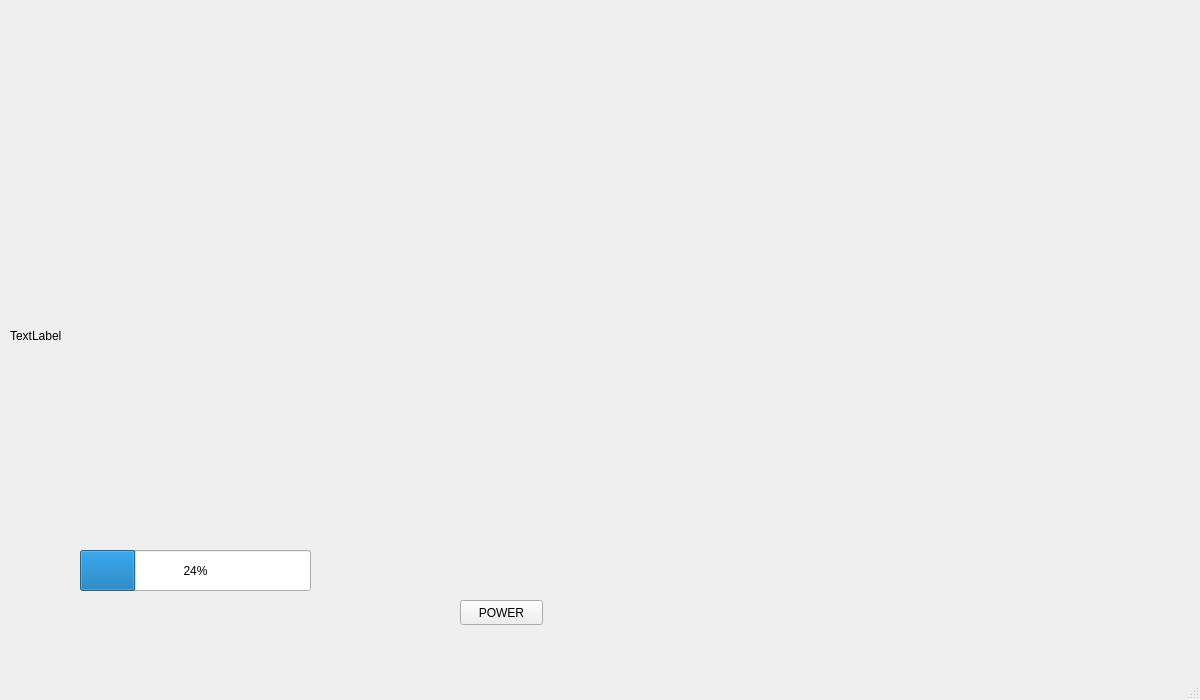
Before: the Qt Designer form aed_display.ui in WaillyMohamed/AED, drawn with Qt 5.
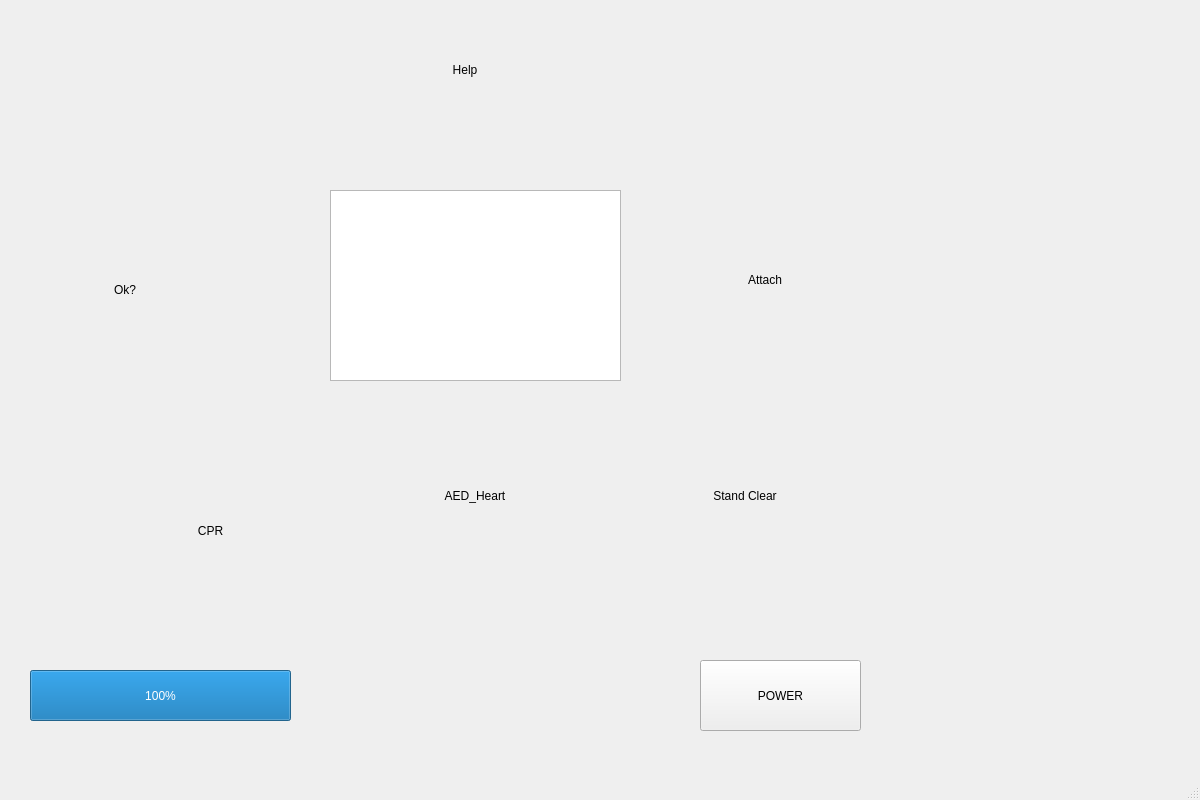
After: the same form once the commit is applied.

Commit message: Split display into smaller components

The edit to the form file:
```diff
--- a/aed_display.ui
+++ b/aed_display.ui
@@ -7,7 +7,7 @@
     <x>0</x>
     <y>0</y>
     <width>1200</width>
-    <height>700</height>
+    <height>800</height>
    </rect>
   </property>
   <property name="windowTitle">
@@ -42,33 +42,199 @@
      </size>
     </property>
     <property name="text">
-     <string>TextLabel</string>
+     <string/>
+    </property>
+   </widget>
+   <widget class="QTextBrowser" name="LCDScreen">
+    <property name="geometry">
+     <rect>
+      <x>330</x>
+      <y>190</y>
+      <width>291</width>
+      <height>191</height>
+     </rect>
+    </property>
+   </widget>
+   <widget class="QLabel" name="a_responsiveness">
+    <property name="geometry">
+     <rect>
+      <x>50</x>
+      <y>230</y>
+      <width>150</width>
+      <height>120</height>
+     </rect>
+    </property>
+    <property name="minimumSize">
+     <size>
+      <width>150</width>
+      <height>120</height>
+     </size>
+    </property>
+    <property name="lineWidth">
+     <number>1</number>
+    </property>
+    <property name="text">
+     <string>Ok?</string>
+    </property>
+    <property name="alignment">
+     <set>Qt::AlignCenter</set>
     </property>
    </widget>
    <widget class="QProgressBar" name="progressBar">
     <property name="geometry">
      <rect>
-      <x>80</x>
-      <y>550</y>
-      <width>231</width>
-      <height>41</height>
+      <x>30</x>
+      <y>670</y>
+      <width>261</width>
+      <height>51</height>
      </rect>
     </property>
     <property name="value">
-     <number>24</number>
+     <number>100</number>
     </property>
    </widget>
    <widget class="QPushButton" name="pushButton">
     <property name="geometry">
      <rect>
-      <x>460</x>
-      <y>600</y>
-      <width>83</width>
-      <height>25</height>
+      <x>700</x>
+      <y>660</y>
+      <width>161</width>
+      <height>71</height>
      </rect>
     </property>
     <property name="text">
      <string>POWER</string>
+    </property>
+    <property name="iconSize">
+     <size>
+      <width>10</width>
+      <height>10</height>
+     </size>
+    </property>
+   </widget>
+   <widget class="QLabel" name="attach_pads">
+    <property name="geometry">
+     <rect>
+      <x>690</x>
+      <y>220</y>
+      <width>150</width>
+      <height>120</height>
+     </rect>
+    </property>
+    <property name="minimumSize">
+     <size>
+      <width>150</width>
+      <height>120</height>
+     </size>
+    </property>
+    <property name="lineWidth">
+     <number>1</number>
+    </property>
+    <property name="text">
+     <string>Attach</string>
+    </property>
+    <property name="alignment">
+     <set>Qt::AlignCenter</set>
+    </property>
+   </widget>
+   <widget class="QLabel" name="a_help">
+    <property name="geometry">
+     <rect>
+      <x>390</x>
+      <y>10</y>
+      <width>150</width>
+      <height>120</height>
+     </rect>
+    </property>
+    <property name="minimumSize">
+     <size>
+      <width>150</width>
+      <height>120</height>
+     </size>
+    </property>
+    <property name="lineWidth">
+     <number>1</number>
+    </property>
+    <property name="text">
+     <string>Help</string>
+    </property>
+    <property name="alignment">
+     <set>Qt::AlignCenter</set>
+    </property>
+   </widget>
+   <widget class="QLabel" name="a_cpr">
+    <property name="geometry">
+     <rect>
+      <x>120</x>
+      <y>470</y>
+      <width>181</width>
+      <height>121</height>
+     </rect>
+    </property>
+    <property name="minimumSize">
+     <size>
+      <width>150</width>
+      <height>120</height>
+     </size>
+    </property>
+    <property name="lineWidth">
+     <number>1</number>
+    </property>
+    <property name="text">
+     <string>CPR</string>
+    </property>
+    <property name="alignment">
+     <set>Qt::AlignCenter</set>
+    </property>
+   </widget>
+   <widget class="QLabel" name="a_standclear">
+    <property name="geometry">
+     <rect>
+      <x>670</x>
+      <y>430</y>
+      <width>150</width>
+      <height>131</height>
+     </rect>
+    </property>
+    <property name="minimumSize">
+     <size>
+      <width>150</width>
+      <height>120</height>
+     </size>
+    </property>
+    <property name="lineWidth">
+     <number>1</number>
+    </property>
+    <property name="text">
+     <string>Stand Clear</string>
+    </property>
+    <property name="alignment">
+     <set>Qt::AlignCenter</set>
+    </property>
+   </widget>
+   <widget class="QLabel" name="a_heart">
+    <property name="geometry">
+     <rect>
+      <x>400</x>
+      <y>430</y>
+      <width>150</width>
+      <height>131</height>
+     </rect>
+    </property>
+    <property name="minimumSize">
+     <size>
+      <width>150</width>
+      <height>120</height>
+     </size>
+    </property>
+    <property name="lineWidth">
+     <number>1</number>
+    </property>
+    <property name="text">
+     <string>AED_Heart</string>
+    </property>
+    <property name="alignment">
+     <set>Qt::AlignCenter</set>
     </property>
    </widget>
   </widget>
```
The commit also changes 27 other files.
